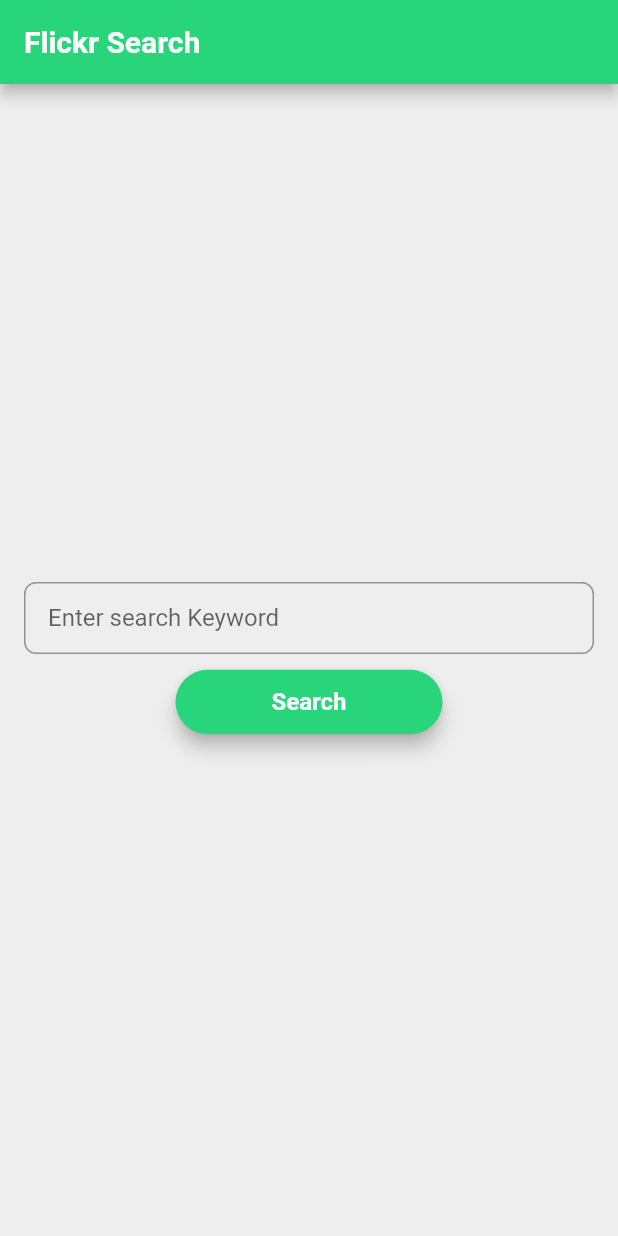
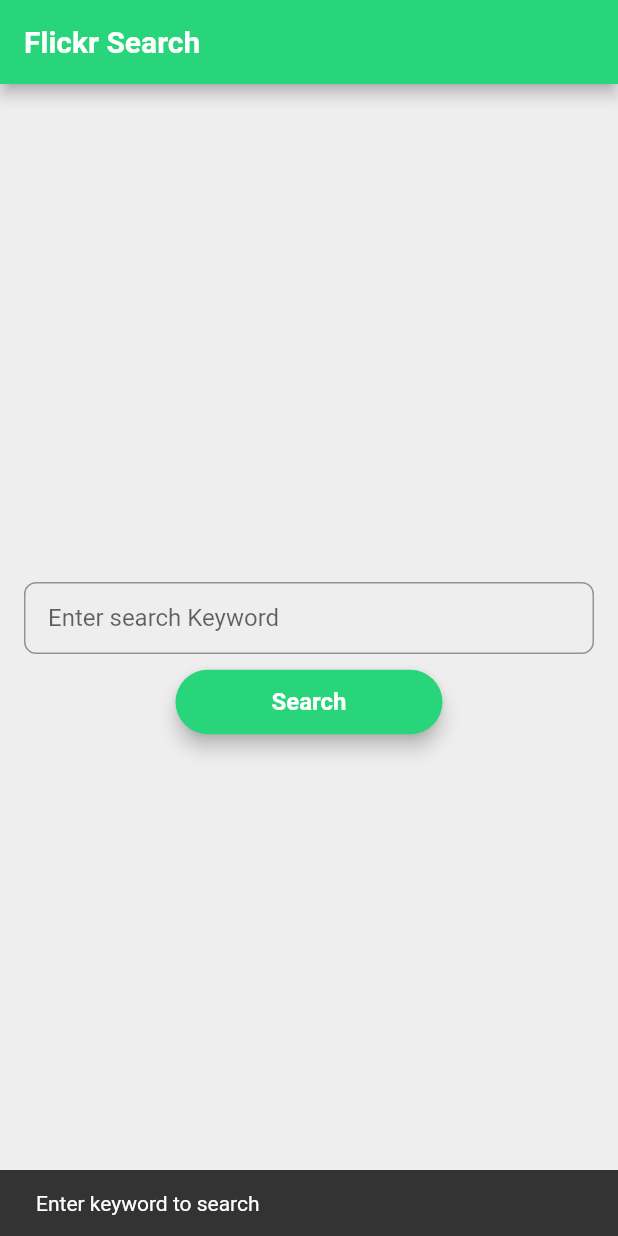
Before and after one commit to SaravanarajaGITHUB/OFS_Task, a Flutter app: the screen it shows after launch, after a tap on "Search", on a phone screen of 412 x 824 dp. Run offline on Flutter 3.47's test engine with Material 2 defaults, Android fonts, the phone set to English and light mode, and no system bars; our stand-ins replace cached_network_image, get_it, modal_progress_hud, sprintf; generated files the repository leaves out were written again.

Commit message:
minor changes

```diff
--- a/lib/presentation/ui/search_photo/search_photo_screen.dart
+++ b/lib/presentation/ui/search_photo/search_photo_screen.dart
@@ -71,6 +71,7 @@ class SearchPhotoScreen extends StatelessWidget with WidgetHelper {
 
   void _onClickSearchButtonClick(
       BuildContext context, SearchPhotoViewModel viewModel) async {
+    FocusScope.of(context).unfocus();
     if (this._searchTextEditController.text.isNotEmpty) {
       await viewModel.getSearchPhotoStatus(this._searchTextEditController.text);
       showError(context, viewModel.searchStatus);
@@ -80,7 +81,10 @@ class SearchPhotoScreen extends StatelessWidget with WidgetHelper {
             arguments: this._searchTextEditController.text);
       }
     } else {
-      // TODO: show error
+      final snackBar =
+          SnackBar(content: Text(PresentationConstants.ALERT_MESSAGE_KEYWORD));
+      this._scaffoldKey.currentState.hideCurrentSnackBar();
+      this._scaffoldKey.currentState.showSnackBar(snackBar);
     }
   }
 }
--- a/lib/presentation/utils/presentation_constants.dart
+++ b/lib/presentation/utils/presentation_constants.dart
@@ -2,6 +2,7 @@ class PresentationConstants {
   static const APP_NAME = 'Flickr Search';
   static const SEARCH = 'Search';
   static const SEARCH_HINT = 'Enter search Keyword';
-  static const SEARCH_RESULT_TITLE = 'Result of \'%s\' Photos';
+  static const SEARCH_RESULT_TITLE = 'Photos of \'%s\'';
   static const PHOTO_DETAIL_TITLE = 'Photo Detail';
+  static const ALERT_MESSAGE_KEYWORD ='Enter keyword to search';
 }
```
